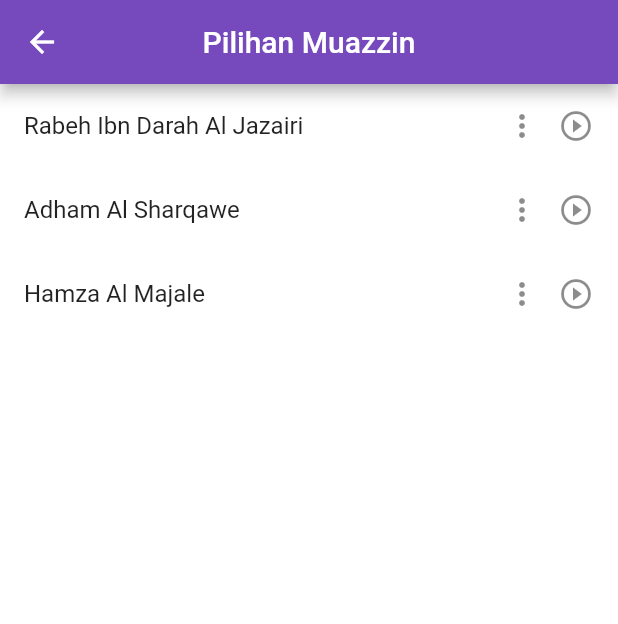
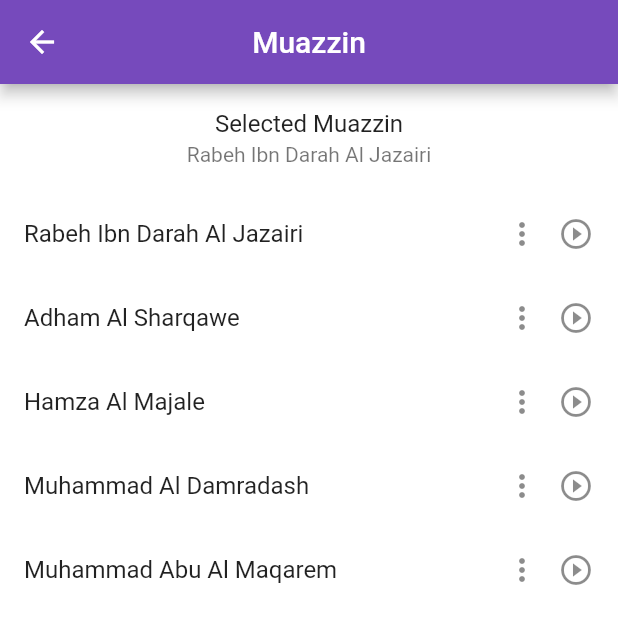
Before and after one commit to quezera97/prayer_time, a Flutter app: the Muazzin screen opened directly, on a phone screen of 412 x 824 dp. Shown: the top 624 px of the screen. Run offline on Flutter 3.47's test engine with Material 2 defaults, Android fonts, the phone set to English and light mode, and no system bars; our stand-ins replace geolocator, just_audio, share_plus, shared_preferences; missing offline and left inert: flutter_background_service, flutter_background_service_android; accounts and stored records are empty.

Commit message:
new muazzin

```diff
--- a/lib/enums/muazzin.dart
+++ b/lib/enums/muazzin.dart
@@ -2,6 +2,8 @@ class MuazzinEnum {
   static const String rabeh = 'RabehIbnDarahAlJazairi';
   static const String adham = 'AdhamAlSharqawe';
   static const String hamza = 'HamzaAlMajale';
+  static const String damradash = 'MuhammadAlDamradash';
+  static const String maqarem = 'MuhammadAbuAlMaqarem';
 
-  static const List<String> values = [rabeh, adham, hamza];
+  static const List<String> values = [rabeh, adham, hamza, damradash, maqarem];
 }
--- a/lib/settings/settings.dart
+++ b/lib/settings/settings.dart
@@ -45,7 +45,7 @@ class _SettingsState extends State<Settings> {
         appBar: AppBar(
           centerTitle: true,
           title: const Text(
-            'Waktu Solat',
+            'Setting',
           ),
           backgroundColor: const Color(0xff764abc),
         ),
--- a/lib/ui/muazzin.dart
+++ b/lib/ui/muazzin.dart
@@ -1,5 +1,3 @@
-// ignore_for_file: must_be_immutable
-
 import 'package:flutter/material.dart';
 import 'package:just_audio/just_audio.dart';
 import 'package:shared_preferences/shared_preferences.dart';
@@ -13,9 +11,42 @@ class Muazzin extends StatefulWidget {
   @override
   State<Muazzin> createState() => _MuazzinState();
 }
+
 class _MuazzinState extends State<Muazzin> {
+  @override
+  void initState() {
+    _getMuazzin();
+
+    super.initState();
+  }
+
+  String muazzin = '';
+  String prefsMuazzin = '';
+
+  Future<void> _getMuazzin() async {
+    SharedPreferences prefs = await SharedPreferences.getInstance();
+
+    prefsMuazzin = prefs.getString('prefsMuazzin') ?? 'RabehIbnDarahAlJazairi';
+
+    String textMuazzin = changeNameCamelCase(prefsMuazzin);
+
+    setState(() {
+      muazzin = textMuazzin;
+    });
+  }
 
   List<AudioPlayer> audioPlayers = [];
+
+  String changeNameCamelCase(muazzinEnum){
+    // Make TextCamelCase become Text Camel Case
+    String textMuazzin = muazzinEnum.replaceAllMapped(RegExp(r'[A-Z][a-z]*'), (match) {
+      return '${match.group(0)} ';
+    });
+
+    textMuazzin = textMuazzin.trim();
+
+    return textMuazzin;
+  }
 
   @override
   void dispose() {
@@ -33,7 +64,7 @@ class _MuazzinState extends State<Muazzin> {
       appBar: AppBar(
         centerTitle: true,
         title: const Text(
-          'Pilihan Muazzin',
+          'Muazzin',
         ),
         backgroundColor: const Color(0xff764abc),
         leading: IconButton(
@@ -43,21 +74,30 @@ class _MuazzinState extends State<Muazzin> {
               audioPlayer.stop();
             }
 
-            Navigator.of(context).pop();
+            Navigator.pushReplacementNamed(context, '/dashboard');
           },
         ),
       ),
-      body: ListView.builder(
+      body: Column(
+        children: [
+          ListTile(
+            title: const Text(
+              'Selected Muazzin',
+              textAlign: TextAlign.center
+            ),
+            subtitle: Text(
+              muazzin,
+              textAlign: TextAlign.center
+            ),
+          ),
+          Expanded(
+            child: ListView.builder(
               itemCount: MuazzinEnum.values.length,
               itemBuilder: (context, index) {
                 final enumValue = MuazzinEnum.values[index];
-          String muazzin = enumValue.toString();
+                String muazzinEnum = enumValue.toString();
 
-          // Make TextCamelCase become Text Camel Case
-          String textMuazzin = muazzin.replaceAllMapped(RegExp(r'[A-Z][a-z]*'), (match) {
-            return '${match.group(0)} ';
-          });
-          textMuazzin = textMuazzin.trim();
+                String textMuazzin = changeNameCamelCase(muazzinEnum);
 
                 return ListTile(
                   title: Text(textMuazzin),
@@ -73,17 +113,26 @@ class _MuazzinState extends State<Muazzin> {
                               onTap: () async {
                                 SharedPreferences prefs = await SharedPreferences.getInstance();
 
-                          await prefs.setString('prefsMuazzin', muazzin);
+                                await prefs.setString('prefsMuazzin', muazzinEnum);
+
+                                String textMuazzin = changeNameCamelCase(muazzinEnum);
+
+                                setState(() {
+                                  muazzin = textMuazzin;
+                                });
                               },
                             ),
                           ];
                         },
                       ),
-                PlayAudio(muazzin: muazzin, audioPlayers: audioPlayers),
+                      PlayAudio(muazzin: muazzinEnum, audioPlayers: audioPlayers),
                     ],
                   ),
                 );
               },
+            )
+          ),
+        ],
       ),
     );
   }
--- a/pubspec.yaml
+++ b/pubspec.yaml
@@ -74,6 +74,10 @@ flutter:
     - assets/img/splashscreen.png
     - assets/img/loading.gif
     - assets/audio/
+    - assets/audio/AdhamAlSharqawe.mp3
+    - assets/audio/HamzaAlMajale.mp3
+    - assets/audio/MuhammadAbuAlMaqarem.mp3
+    - assets/audio/MuhammadAlDamradash.mp3
     - assets/audio/RabehIbnDarahAlJazairi.mp3
     - assets/audio/test.mp3
 
```
Also changed, not shown: lib/ui/dashboard.dart (+16 -4 lines), lib/ui/prayer_time.dart (+24 -0 lines), lib/components/popup_message.dart (renamed from lib/components/popupMessage.dart), 2 other files. Lines whose indentation alone changed are shown as unchanged.
